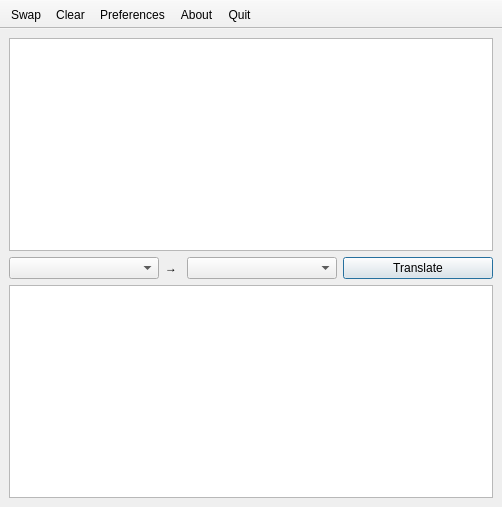
Qt form src/mainwindow.ui (georgyfarniev/litetran-qt) before a commit.
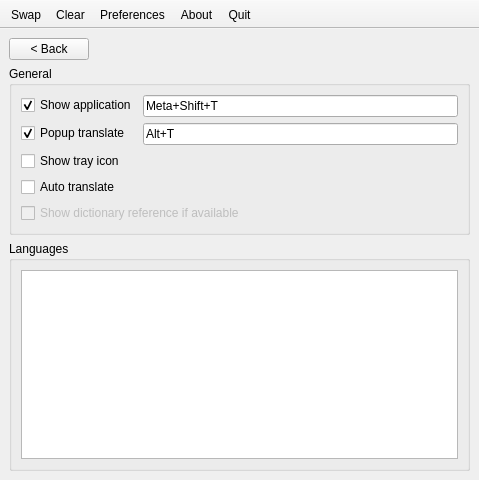
The same form after that commit. The open tabs and pages were chosen to show the change. Icons and pictures are not drawn.

Patch:
```diff
--- a/src/mainwindow.ui
+++ b/src/mainwindow.ui
@@ -6,8 +6,8 @@
    <rect>
     <x>0</x>
     <y>0</y>
-    <width>502</width>
-    <height>507</height>
+    <width>479</width>
+    <height>480</height>
    </rect>
   </property>
   <property name="windowTitle">
@@ -18,6 +18,25 @@
     <normaloff>:/icons/ui/litetran.png</normaloff>:/icons/ui/litetran.png</iconset>
   </property>
   <widget class="QWidget" name="centralwidget">
+   <layout class="QVBoxLayout" name="verticalLayout_2">
+    <property name="leftMargin">
+     <number>0</number>
+    </property>
+    <property name="topMargin">
+     <number>0</number>
+    </property>
+    <property name="rightMargin">
+     <number>0</number>
+    </property>
+    <property name="bottomMargin">
+     <number>0</number>
+    </property>
+    <item>
+     <widget class="QStackedWidget" name="stackedWidget">
+      <property name="currentIndex">
+       <number>0</number>
+      </property>
+      <widget class="QWidget" name="page">
    <layout class="QVBoxLayout" name="verticalLayout">
     <item>
      <widget class="QPlainTextEdit" name="SourceTextEdit"/>
@@ -104,6 +123,151 @@
     </item>
    </layout>
   </widget>
+      <widget class="QWidget" name="page_2">
+       <layout class="QVBoxLayout" name="verticalLayout_4">
+        <item>
+         <layout class="QHBoxLayout" name="horizontalLayout_2">
+          <item>
+           <widget class="QPushButton" name="pushButton">
+            <property name="text">
+             <string>&lt; Back</string>
+            </property>
+           </widget>
+          </item>
+          <item>
+           <spacer name="horizontalSpacer">
+            <property name="orientation">
+             <enum>Qt::Horizontal</enum>
+            </property>
+            <property name="sizeHint" stdset="0">
+             <size>
+              <width>40</width>
+              <height>20</height>
+             </size>
+            </property>
+           </spacer>
+          </item>
+         </layout>
+        </item>
+        <item>
+         <widget class="QGroupBox" name="groupBox">
+          <property name="title">
+           <string>General</string>
+          </property>
+          <layout class="QFormLayout" name="formLayout">
+           <property name="labelAlignment">
+            <set>Qt::AlignLeading|Qt::AlignLeft|Qt::AlignVCenter</set>
+           </property>
+           <item row="0" column="0">
+            <widget class="QCheckBox" name="ShowHotkeyCheckbox">
+             <property name="text">
+              <string>Show application</string>
+             </property>
+             <property name="checked">
+              <bool>true</bool>
+             </property>
+            </widget>
+           </item>
+           <item row="0" column="1">
+            <widget class="QKeySequenceEdit" name="ShowKeySequence">
+             <property name="sizePolicy">
+              <sizepolicy hsizetype="Expanding" vsizetype="Preferred">
+               <horstretch>0</horstretch>
+               <verstretch>0</verstretch>
+              </sizepolicy>
+             </property>
+             <property name="keySequence">
+              <string>Meta+Shift+T</string>
+             </property>
+            </widget>
+           </item>
+           <item row="1" column="0">
+            <widget class="QCheckBox" name="PopupHotkeyCheckbox">
+             <property name="text">
+              <string>Popup translate</string>
+             </property>
+             <property name="checked">
+              <bool>true</bool>
+             </property>
+            </widget>
+           </item>
+           <item row="1" column="1">
+            <widget class="QKeySequenceEdit" name="PopupKeySequence">
+             <property name="sizePolicy">
+              <sizepolicy hsizetype="Expanding" vsizetype="Preferred">
+               <horstretch>0</horstretch>
+               <verstretch>0</verstretch>
+              </sizepolicy>
+             </property>
+             <property name="keySequence">
+              <string>Alt+T</string>
+             </property>
+            </widget>
+           </item>
+           <item row="2" column="0">
+            <widget class="QCheckBox" name="ShowTrayIconCheckbox">
+             <property name="text">
+              <string>Show tray icon</string>
+             </property>
+            </widget>
+           </item>
+           <item row="3" column="0">
+            <widget class="QCheckBox" name="AutoTranslateCheckbox">
+             <property name="text">
+              <string>Auto translate</string>
+             </property>
+            </widget>
+           </item>
+           <item row="4" column="0" colspan="2">
+            <widget class="QCheckBox" name="DictionaryCheckbox">
+             <property name="enabled">
+              <bool>false</bool>
+             </property>
+             <property name="text">
+              <string>Show dictionary reference if available</string>
+             </property>
+            </widget>
+           </item>
+          </layout>
+         </widget>
+        </item>
+        <item>
+         <widget class="QGroupBox" name="groupBox_2">
+          <property name="title">
+           <string>Languages</string>
+          </property>
+          <layout class="QVBoxLayout" name="verticalLayout_3">
+           <item>
+            <widget class="QTreeView" name="LanguagesTreeView">
+             <property name="indentation">
+              <number>0</number>
+             </property>
+             <attribute name="headerVisible">
+              <bool>false</bool>
+             </attribute>
+             <attribute name="headerCascadingSectionResizes">
+              <bool>false</bool>
+             </attribute>
+             <attribute name="headerDefaultSectionSize">
+              <number>10</number>
+             </attribute>
+             <attribute name="headerMinimumSectionSize">
+              <number>10</number>
+             </attribute>
+             <attribute name="headerStretchLastSection">
+              <bool>true</bool>
+             </attribute>
+            </widget>
+           </item>
+          </layout>
+         </widget>
+        </item>
+       </layout>
+      </widget>
+     </widget>
+    </item>
+   </layout>
+  </widget>
   <widget class="QToolBar" name="toolBar">
    <property name="windowTitle">
     <string>toolBar</string>
@@ -113,8 +277,8 @@
    </property>
    <property name="iconSize">
     <size>
-     <width>22</width>
-     <height>22</height>
+     <width>24</width>
+     <height>24</height>
     </size>
    </property>
    <property name="toolButtonStyle">
```
Left out of the diff: 12 changed lines with no effect on the pictures. Lines whose indentation alone changed are shown as unchanged.
